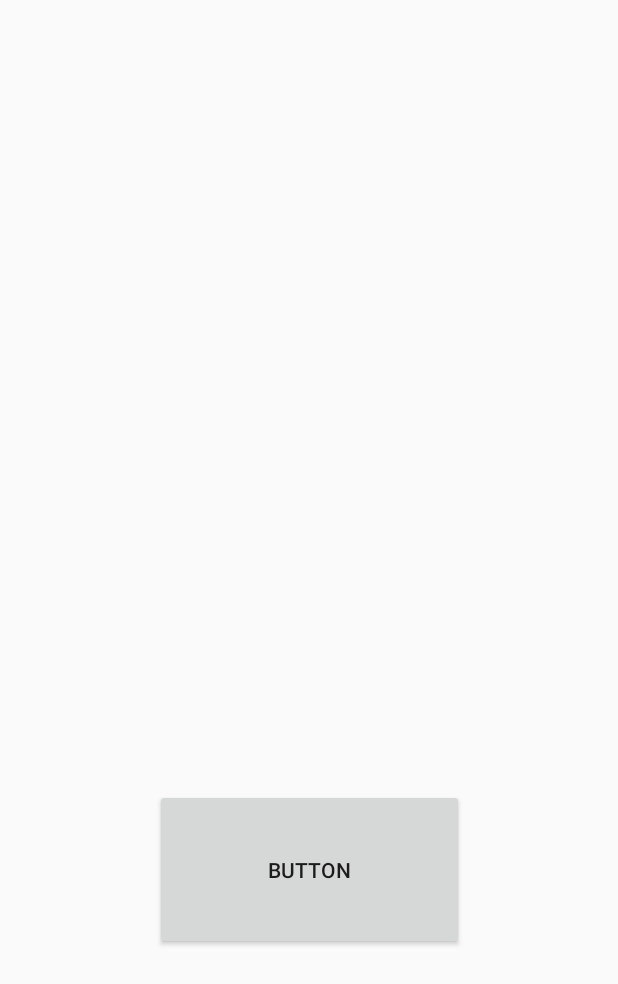
After one commit to ErvinK123/NUS_HACK_N_ROLL_2024_SEEDLINGS, an Android app: the layout fragment_audio.xml on its own in the app's theme, with its tools: preview values and no code run, on a phone screen of 412 x 824 dp. The commit adds this screen. Shown: the top 984 px of the screen. Run offline under Robolectric (Android 15) with nearby library versions, the phone set to English and light mode, and no system bars.

Commit message:
Add relevant xml files

```diff
--- /dev/null
+++ b/app/src/main/res/layout/fragment_audio.xml
@@ -0,0 +1,18 @@
+<?xml version="1.0" encoding="utf-8"?>
+<androidx.constraintlayout.widget.ConstraintLayout xmlns:android="http://schemas.android.com/apk/res/android"
+    xmlns:app="http://schemas.android.com/apk/res-auto"
+    xmlns:tools="http://schemas.android.com/tools"
+    android:layout_width="match_parent"
+    android:layout_height="match_parent">
+
+    <Button
+        android:id="@+id/button2"
+        android:layout_width="206dp"
+        android:layout_height="107dp"
+        android:text="Button"
+        app:layout_constraintBottom_toBottomOf="parent"
+        app:layout_constraintEnd_toEndOf="parent"
+        app:layout_constraintStart_toStartOf="parent"
+        app:layout_constraintTop_toTopOf="parent"
+        app:layout_constraintVertical_bias="0.734" />
+</androidx.constraintlayout.widget.ConstraintLayout>
--- /dev/null
+++ b/app/src/main/res/layout/fragment_camera.xml
@@ -0,0 +1,6 @@
+<?xml version="1.0" encoding="utf-8"?>
+<androidx.constraintlayout.widget.ConstraintLayout xmlns:android="http://schemas.android.com/apk/res/android"
+    android:layout_width="match_parent"
+    android:layout_height="match_parent">
+
+</androidx.constraintlayout.widget.ConstraintLayout>
--- /dev/null
+++ b/app/src/main/res/layout/fragment_questions.xml
@@ -0,0 +1,6 @@
+<?xml version="1.0" encoding="utf-8"?>
+<androidx.constraintlayout.widget.ConstraintLayout xmlns:android="http://schemas.android.com/apk/res/android"
+    android:layout_width="match_parent"
+    android:layout_height="match_parent">
+
+</androidx.constraintlayout.widget.ConstraintLayout>
--- /dev/null
+++ b/app/src/main/res/layout/fragment_result.xml
@@ -0,0 +1,6 @@
+<?xml version="1.0" encoding="utf-8"?>
+<androidx.constraintlayout.widget.ConstraintLayout xmlns:android="http://schemas.android.com/apk/res/android"
+    android:layout_width="match_parent"
+    android:layout_height="match_parent">
+
+</androidx.constraintlayout.widget.ConstraintLayout>
--- a/app/src/main/res/values/strings.xml
+++ b/app/src/main/res/values/strings.xml
@@ -1,4 +1,4 @@
 <resources>
     <string name="app_name">OmniPersona</string>
-    <string name="welcome_message">Hello there</string>
+    <string name="start">START TEST</string>
 </resources>
```
Also changed, not shown: app/src/main/res/layout/fragment_welcome.xml (+17 -2 lines).
